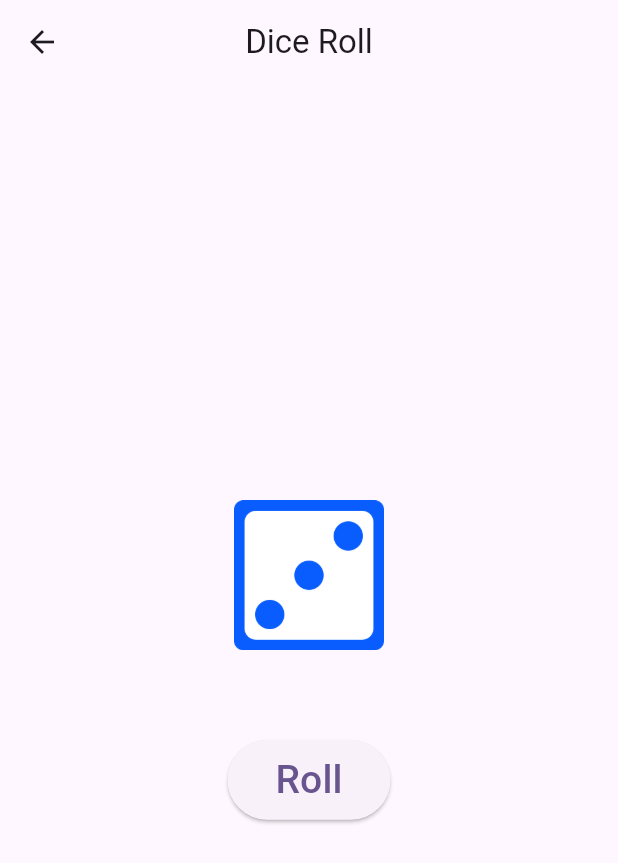
After one commit to PhiNguyen357/CS4080Capstone, a Flutter app: the HomePage screen opened directly, after a tap on "Roll", on a phone screen of 412 x 824 dp. The commit adds this screen. Shown: the top 863 px of the screen. Run offline on Flutter 3.47's test engine with Material 3 defaults, Android fonts, the phone set to English and light mode, and no system bars; our stand-ins replace just_audio.

Commit message:
dice roll

```diff
--- /dev/null
+++ b/website/lib/diceroll.dart
@@ -0,0 +1,79 @@
+import 'dart:async';
+import 'dart:math';
+
+import 'package:flutter/material.dart';
+import 'package:just_audio/just_audio.dart';
+
+class HomePage extends StatefulWidget {
+  const HomePage({super.key});
+
+  @override
+  State<HomePage> createState() => _HomePageState();
+}
+
+class _HomePageState extends State<HomePage>{
+
+  Random random = Random();
+
+  int counter = 1;
+  int currentImageIndex = 0;
+
+  List<String> images = [
+    'assets/dice-six-faces-one.png',
+    'assets/dice-six-faces-two.png',
+    'assets/dice-six-faces-three.png',
+    'assets/dice-six-faces-four.png',
+    'assets/dice-six-faces-five.png',
+    'assets/dice-six-faces-six.png',
+  ];
+
+  AudioPlayer audio = AudioPlayer();
+
+  @override
+  Widget build(BuildContext context) {
+    return Scaffold(
+      appBar: AppBar(
+        title: const Text('Dice Roll'),
+        centerTitle: true,
+      ),
+      body: Center(
+        child: Column(
+          mainAxisSize: MainAxisSize.min,
+          children: [
+            Image.asset(images[currentImageIndex], height:100),
+            const SizedBox(height: 60),
+            ElevatedButton(
+              onPressed: () async {
+
+              //sound
+              await audio.setAsset('assets/roll.mp3');
+              audio.play();
+
+              //Roll Dice
+              Timer.periodic(const Duration(milliseconds: 80), (timer) {
+                counter++;
+                setState((){
+                  currentImageIndex = random.nextInt(6);
+                });
+
+                if(counter >= 13) {
+                  timer.cancel();
+                  setState((){
+                    counter = 1;
+                  });
+                }
+              });
+            }, child: const Padding(
+                padding: EdgeInsets.all(8.0),
+                child: Text(
+                  'Roll',
+                  style: TextStyle(fontSize: 26),
+                ),
+              ),
+            ),
+          ],
+        )
+      ),
+    );
+  }
+}
--- a/website/lib/main.dart
+++ b/website/lib/main.dart
@@ -98,7 +98,8 @@ class _MyHomePageState extends State<MyHomePage>
               children: [
                 // Arrow pointing to the result
                 const Positioned(
-                  top: 120, // Adjust this value to ensure the arrow aligns with the top
+                  top:
+                      120, // Adjust this value to ensure the arrow aligns with the top
                   child: Icon(
                     Icons.arrow_drop_down,
                     size: 40,
@@ -120,9 +121,7 @@ class _MyHomePageState extends State<MyHomePage>
             ),
             const SizedBox(height: 20),
             Text(
-              _spinResult == 0
-                  ? 'Spinning...'
-                  : 'Spin Result: $_spinResult',
+              _spinResult == 0 ? 'Spinning...' : 'Spin Result: $_spinResult',
               style: Theme.of(context).textTheme.headlineMedium,
             ),
             const SizedBox(height: 20),
@@ -140,7 +139,7 @@ class _MyHomePageState extends State<MyHomePage>
     return Container(
       width: 200,
       height: 200,
-      decoration: BoxDecoration(
+      decoration: const BoxDecoration(
         shape: BoxShape.circle,
         color: Colors.deepPurple,
       ),
```
Also changed, not shown: website/pubspec.yaml (+4 -4 lines), website/assets/dice-six-faces-five.png (added), website/assets/dice-six-faces-four.png (added), website/assets/dice-six-faces-one.png (added), website/assets/dice-six-faces-six.png (added), website/assets/dice-six-faces-three.png (added), website/assets/dice-six-faces-two.png (added), website/pubspec.lock, 4 other files.
